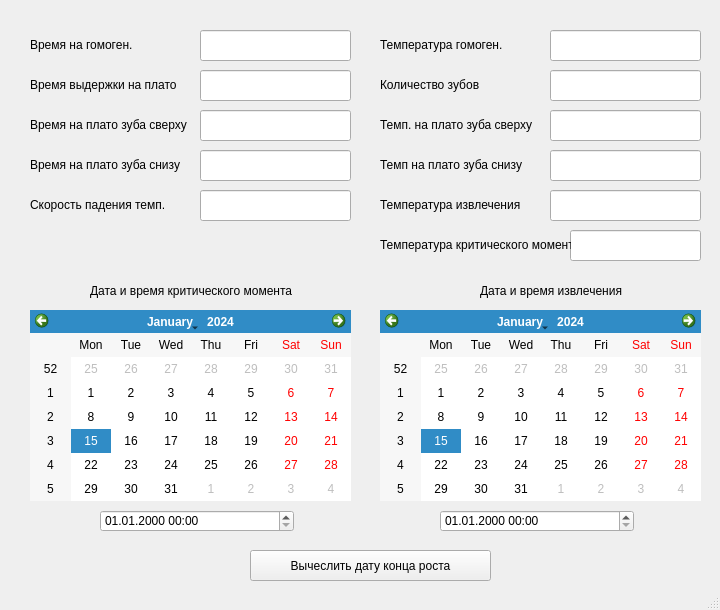
The window that GUI.ui (Viktoreja/Kristal) describes before a commit, drawn with Qt 5.
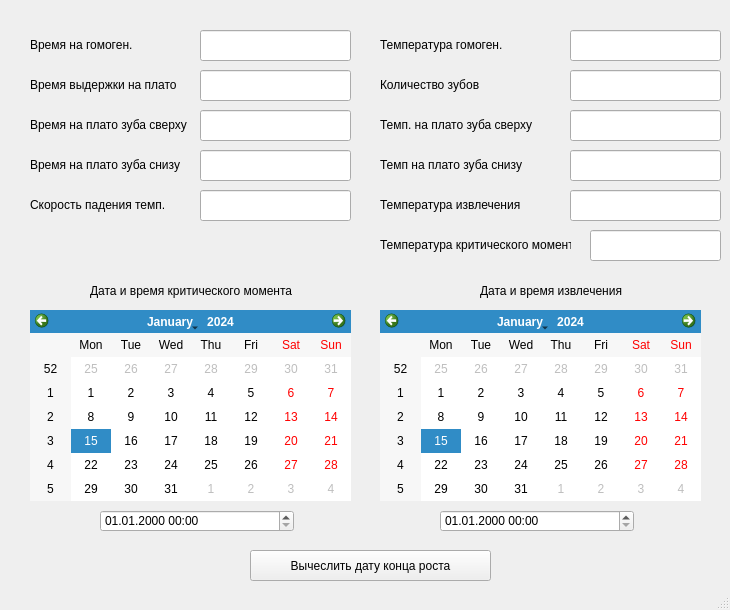
The same window after the commit.

Commit message: Проверка и вычисления

Diff of the .ui file:
```diff
--- a/GUI.ui
+++ b/GUI.ui
@@ -6,19 +6,19 @@
    <rect>
     <x>0</x>
     <y>0</y>
-    <width>720</width>
+    <width>730</width>
     <height>610</height>
    </rect>
   </property>
   <property name="minimumSize">
    <size>
-    <width>720</width>
+    <width>730</width>
     <height>610</height>
    </size>
   </property>
   <property name="maximumSize">
    <size>
-    <width>720</width>
+    <width>730</width>
     <height>610</height>
    </size>
   </property>
@@ -212,7 +212,7 @@
    <widget class="QLineEdit" name="counToothEdit">
     <property name="geometry">
      <rect>
-      <x>550</x>
+      <x>570</x>
       <y>70</y>
       <width>151</width>
       <height>31</height>
@@ -222,7 +222,7 @@
    <widget class="QLineEdit" name="tempGomogenEdit">
     <property name="geometry">
      <rect>
-      <x>550</x>
+      <x>570</x>
       <y>30</y>
       <width>151</width>
       <height>31</height>
@@ -270,7 +270,7 @@
    <widget class="QLineEdit" name="tempExtractEdit">
     <property name="geometry">
      <rect>
-      <x>550</x>
+      <x>570</x>
       <y>190</y>
       <width>151</width>
       <height>31</height>
@@ -299,7 +299,7 @@
    <widget class="QLineEdit" name="tempPlatoToothUpEdit">
     <property name="geometry">
      <rect>
-      <x>550</x>
+      <x>570</x>
       <y>110</y>
       <width>151</width>
       <height>31</height>
@@ -309,7 +309,7 @@
    <widget class="QLineEdit" name="tempPlatoToothBottomEdit">
     <property name="geometry">
      <rect>
-      <x>550</x>
+      <x>570</x>
       <y>150</y>
       <width>151</width>
       <height>31</height>
@@ -357,7 +357,7 @@
    <widget class="QLineEdit" name="tempCritMomentEdit">
     <property name="geometry">
      <rect>
-      <x>570</x>
+      <x>590</x>
       <y>230</y>
       <width>131</width>
       <height>31</height>
```
Left out of the diff: 2 changed lines with no effect on the pictures. The commit also changes 1 other file.
